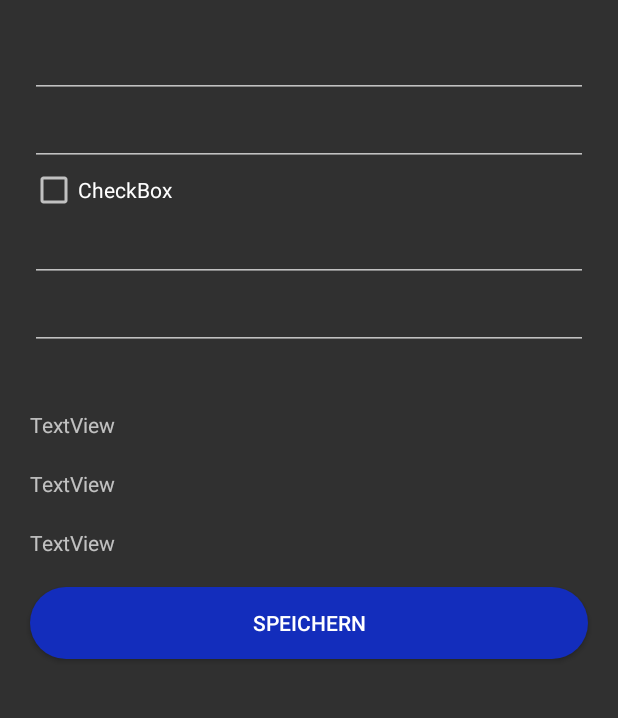
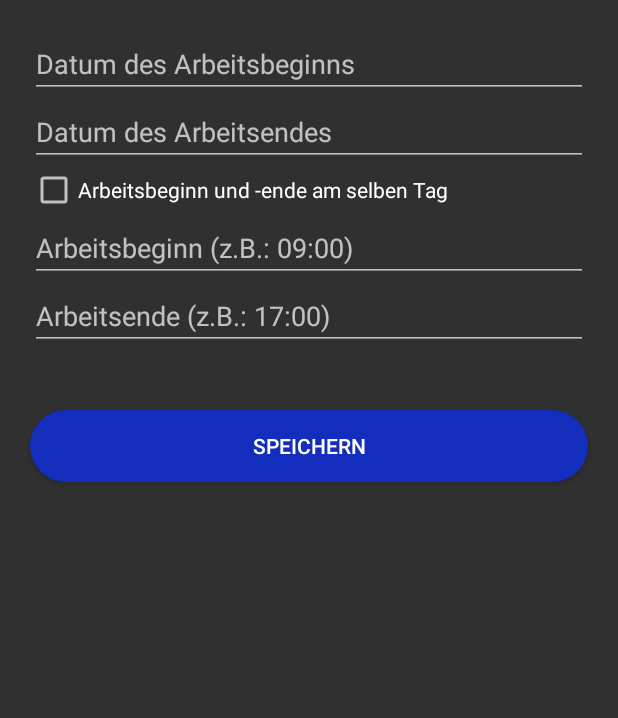
Before and after one commit to TobiKuehn7/ArbeitszeitErfassung_Android, an Android app: the AddAndModifyFragment screen opened through its navigation route, in the options menu, after a tap on "Settings", on a phone screen of 412 x 824 dp, the part 166-884 px from its top. Run offline under Robolectric (Android 15) with nearby library versions, the phone set to English and light mode, and no system bars; our stand-ins replace navigation-ui.

Commit message:
added date and time pickers

```diff
--- a/app/src/main/java/de/tkapps/arbeitszeiterfassung/AddAndModifyFragment.java
+++ b/app/src/main/java/de/tkapps/arbeitszeiterfassung/AddAndModifyFragment.java
@@ -1,14 +1,25 @@
 package de.tkapps.arbeitszeiterfassung;
 
+import android.app.DatePickerDialog;
+import android.app.TimePickerDialog;
+import android.graphics.Color;
+import android.graphics.drawable.ColorDrawable;
 import android.os.Bundle;
 
 import androidx.annotation.NonNull;
 import androidx.fragment.app.Fragment;
 import androidx.navigation.fragment.NavHostFragment;
 
+import android.text.format.DateFormat;
 import android.view.LayoutInflater;
 import android.view.View;
 import android.view.ViewGroup;
+import android.widget.DatePicker;
+import android.widget.TimePicker;
+
+import java.util.Calendar;
+import java.util.Random;
+import java.util.TimeZone;
 
 import de.tkapps.arbeitszeiterfassung.databinding.FragmentAddAndModifyBinding;
 import de.tkapps.arbeitszeiterfassung.databinding.FragmentHomeBinding;
@@ -32,6 +43,88 @@ public class AddAndModifyFragment extends Fragment {
     public void onViewCreated(@NonNull View view, Bundle savedInstanceState) {
         super.onViewCreated(view, savedInstanceState);
 
+        TimeZone.setDefault(TimeZone.getTimeZone("Europe/Berlin"));
+        Calendar calendar = Calendar.getInstance();
+        final int year = calendar.get(Calendar.YEAR);
+        final int month = calendar.get(Calendar.MONTH);
+        final int day = calendar.get(Calendar.DAY_OF_MONTH);
+        final int hour = calendar.get(Calendar.HOUR_OF_DAY);
+        final int minute = calendar.get(Calendar.MINUTE);
+
+        binding.editDateStart.setOnClickListener(new View.OnClickListener() {
+            @Override
+            public void onClick(View view) {
+                DatePickerDialog datePickerDialog = new DatePickerDialog(
+                        getContext(), new DatePickerDialog.OnDateSetListener() {
+                    @Override
+                    public void onDateSet(DatePicker datePicker, int year, int month, int dayOfMonth) {
+                        month = month + 1;
+                        String date = dayOfMonth + "." + month + "." + year;
+                        binding.editDateStart.setText(date);
+                    }
+                }, year, month, day);
+                datePickerDialog.show();
+            }
+        });
+
+        binding.editDateEnd.setOnClickListener(new View.OnClickListener() {
+            @Override
+            public void onClick(View view) {
+                DatePickerDialog datePickerDialog = new DatePickerDialog(
+                        getContext(), new DatePickerDialog.OnDateSetListener() {
+                    @Override
+                    public void onDateSet(DatePicker datePicker, int year, int month, int dayOfMonth) {
+                        month = month + 1;
+                        String date = dayOfMonth + "." + month + "." + year;
+                        binding.editDateEnd.setText(date);
+                    }
+                }, year, month, day);
+                datePickerDialog.show();
+            }
+        });
+
+        binding.editTimeStart.setOnClickListener(new View.OnClickListener() {
+            @Override
+            public void onClick(View view) {
+                TimePickerDialog timePickerDialog = new TimePickerDialog(
+                        getContext(), new TimePickerDialog.OnTimeSetListener() {
+                    @Override
+                    public void onTimeSet(TimePicker timePicker, int hourOfDay, int minuteOfHour) {
+                        calendar.set(0, 0, 0, hourOfDay, minuteOfHour);
+                        binding.editTimeStart.setText(DateFormat.format("HH:mm", calendar));
+                    }
+                }, hour, minute, true);
+                timePickerDialog.show();
+            }
+        });
+
+        binding.editTimeEnd.setOnClickListener(new View.OnClickListener() {
+            @Override
+            public void onClick(View view) {
+                TimePickerDialog timePickerDialog = new TimePickerDialog(
+                        getContext(), new TimePickerDialog.OnTimeSetListener() {
+                    @Override
+                    public void onTimeSet(TimePicker timePicker, int hourOfDay, int minuteOfHour) {
+                        calendar.set(0, 0, 0, hourOfDay, minuteOfHour);
+                        binding.editTimeEnd.setText(DateFormat.format("HH:mm", calendar));
+                    }
+                }, hour, minute, true);
+                timePickerDialog.show();
+            }
+        });
+
+
+        binding.checkStartEndSameDay.setOnClickListener(new View.OnClickListener() {
+            @Override
+            public void onClick(View view) {
+                if (binding.checkStartEndSameDay.isChecked()) {
+                    binding.editDateEnd.setVisibility(View.GONE);
+                } else {
+                    binding.editDateEnd.setVisibility(View.VISIBLE);
+                }
+            }
+        });
+
         binding.btnSave.setOnClickListener(new View.OnClickListener() {
             @Override
             public void onClick(View view) {
--- a/app/src/main/res/layout/fragment_add_and_modify.xml
+++ b/app/src/main/res/layout/fragment_add_and_modify.xml
@@ -25,75 +25,54 @@
         android:orientation="vertical">
 
         <EditText
-            android:id="@+id/editTextDate"
+            android:id="@+id/editDateStart"
             android:layout_width="match_parent"
             android:layout_height="wrap_content"
             android:ems="10"
+            android:focusableInTouchMode="false"
+            android:hint="Datum des Arbeitsbeginns"
             android:inputType="date" />
 
         <EditText
-            android:id="@+id/editTextDate2"
+            android:id="@+id/editDateEnd"
+            android:layout_width="match_parent"
+            android:layout_height="wrap_content"
+            android:visibility="gone"
+            android:ems="10"
+            android:inputType="date"
+            android:focusableInTouchMode="false"
+            android:hint="Datum des Arbeitsendes"/>
+
+        <CheckBox
+            android:id="@+id/checkStartEndSameDay"
+            android:layout_width="match_parent"
+            android:layout_height="wrap_content"
+            android:checked="true"
+            android:text="Arbeitsbeginn und -ende am selben Tag" />
+
+        <EditText
+            android:id="@+id/editTimeStart"
             android:layout_width="match_parent"
             android:layout_height="wrap_content"
             android:ems="10"
-            android:inputType="date" />
-
-        <CheckBox
-            android:id="@+id/checkBox"
-            android:layout_width="match_parent"
-            android:layout_height="wrap_content"
-            android:text="CheckBox" />
+            android:inputType="time"
+            android:focusableInTouchMode="false"
+            android:hint="Arbeitsbeginn (z.B.: 09:00)"/>
 
         <EditText
-            android:id="@+id/editTextTime"
+            android:id="@+id/editTimeEnd"
             android:layout_width="match_parent"
             android:layout_height="wrap_content"
             android:ems="10"
-            android:inputType="time" />
-
-        <EditText
-            android:id="@+id/editTextTime2"
-            android:layout_width="match_parent"
-            android:layout_height="wrap_content"
-            android:ems="10"
-            android:inputType="time" />
-
-    </LinearLayout>
-
-    <LinearLayout
-        android:layout_width="match_parent"
-        android:layout_height="wrap_content"
-        android:layout_marginTop="20dp"
-        android:layout_marginLeft="20dp"
-        android:layout_marginRight="20dp"
-        android:orientation="vertical">
-
-        <TextView
-            android:id="@+id/textView"
-            android:layout_width="match_parent"
-            android:layout_height="wrap_content"
-            android:text="TextView" />
-
-        <TextView
-            android:id="@+id/textView2"
-            android:layout_width="match_parent"
-            android:layout_height="wrap_content"
-            android:layout_marginTop="20dp"
-            android:text="TextView" />
-
-        <TextView
-            android:id="@+id/textView3"
-            android:layout_width="match_parent"
-            android:layout_height="wrap_content"
-            android:layout_marginTop="20dp"
-            android:text="TextView" />
-
+            android:inputType="time"
+            android:focusableInTouchMode="false"
+            android:hint="Arbeitsende (z.B.: 17:00)"/>
 
 
     </LinearLayout>
 
     <Button
-    android:id="@+id/btn_save"
+    android:id="@+id/btnSave"
     android:layout_width="match_parent"
     android:layout_height="wrap_content"
     android:background="@drawable/button_rounded_blue"
```
